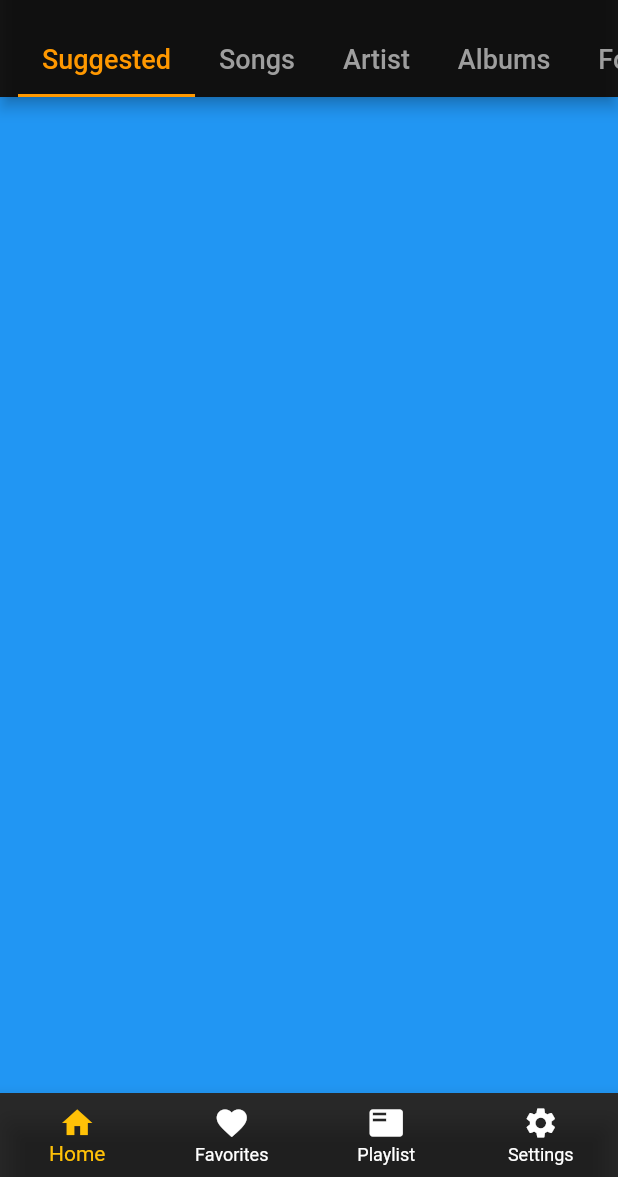
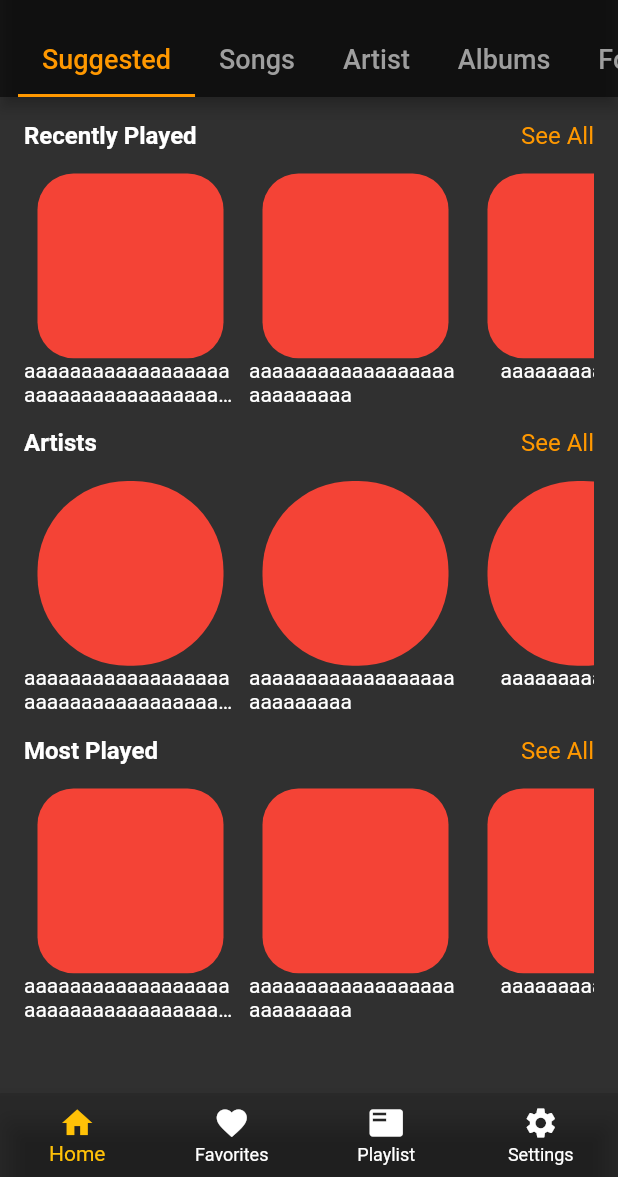
Before and after one commit to mysCod3r/music_app, a Flutter app: the screen it shows after launch, on a phone screen of 412 x 824 dp, the part 59-1236 px from its top. Run offline on Flutter 3.47's test engine with Material 2 defaults, Android fonts, the phone set to English and light mode, and no system bars.

Commit message:
home_suggested layout done

```diff
--- a/lib/main.dart
+++ b/lib/main.dart
@@ -8,10 +8,10 @@ void main() {
 class MyApp extends StatelessWidget {
   const MyApp({Key? key}) : super(key: key);
 
-  // This widget is the root of your application.
   @override
   Widget build(BuildContext context) {
     return MaterialApp(
+      debugShowCheckedModeBanner: false,
       title: 'Music App',
       theme: ThemeData.dark().copyWith(
         bottomNavigationBarTheme: BottomNavigationBarThemeData(
--- a/lib/screens/home_suggested.dart
+++ b/lib/screens/home_suggested.dart
@@ -10,8 +10,150 @@ class HomeSuggested extends StatefulWidget {
 class _HomeSuggestedState extends State<HomeSuggested> {
   @override
   Widget build(BuildContext context) {
-    return Container(
-      color: Colors.blue,
+    return SingleChildScrollView(
+      child: Padding(
+        padding: const EdgeInsets.symmetric(horizontal: 16.0, vertical: 8.0),
+        child: Column(
+          children: [
+            Components(
+              text: "Recently Played",
+              borderRadius: BorderRadius.circular(24),
+            ),
+            Components(
+              text: "Artists",
+              borderRadius: BorderRadius.circular(60),
+            ),
+            Components(
+              text: "Most Played",
+              borderRadius: BorderRadius.circular(24),
+            ),
+          ],
+        ),
+      ),
     );
   }
 }
+
+class Components extends StatelessWidget {
+  const Components({
+    Key? key,
+    required this.text,
+    required this.borderRadius,
+  }) : super(key: key);
+  final String text;
+  final BorderRadius borderRadius;
+
+  @override
+  Widget build(BuildContext context) {
+    return Padding(
+      padding: const EdgeInsets.symmetric(vertical: 8.0),
+      child: Column(
+        children: [
+          ComponentText(text: text),
+          ComponentItems(borderRadius: borderRadius),
+        ],
+      ),
+    );
+  }
+}
+
+class ComponentItems extends StatelessWidget {
+  ComponentItems({
+    Key? key,
+    required this.borderRadius,
+  }) : super(key: key);
+
+  final BorderRadius borderRadius;
+  final a = [
+    "aaaaaaaaaaaaaaaaaaaaaaaaaaaaaaaaaaaaaaaaaaaaaaaa",
+    "aaaaaaaaaaaaaaaaaaaaaaaaaaa",
+    "aaaaaaaaaaaaaa",
+    "aaaaaaaaaaaa",
+    "aaaaaaaaaaaaaaaa"
+  ];
+
+  @override
+  Widget build(BuildContext context) {
+    return SizedBox(
+      height: 170,
+      child: ListView.builder(
+        scrollDirection: Axis.horizontal,
+        itemCount: 5,
+        itemBuilder: (context, index) {
+          return Container(
+            width: 150,
+            padding: const EdgeInsets.only(
+              right: 8.0,
+              top: 16.0,
+            ),
+            child: Column(
+              children: [
+                Expanded(
+                  flex: 8,
+                  child: Container(
+                    width: 124,
+                    decoration: BoxDecoration(
+                      borderRadius: borderRadius,
+                      color: Colors.red,
+                    ),
+                  ),
+                ),
+                Expanded(
+                  flex: 2,
+                  child: Text(
+                    a[index],
+                    overflow: TextOverflow.ellipsis,
+                    maxLines: 2,
+                  ),
+                ),
+              ],
+            ),
+          );
+        },
+      ),
+    );
+  }
+}
+
+class ComponentText extends StatelessWidget {
+  const ComponentText({
+    Key? key,
+    required this.text,
+  }) : super(key: key);
+  final String text;
+
+  @override
+  Widget build(BuildContext context) {
+    return Row(
+      mainAxisAlignment: MainAxisAlignment.spaceBetween,
+      children: [
+        Text(
+          text,
+          style: const TextStyle(fontSize: 16, fontWeight: FontWeight.bold),
+        ),
+        SeeAll(
+          onTap: () {},
+        ),
+      ],
+    );
+  }
+}
+
+class SeeAll extends StatelessWidget {
+  const SeeAll({
+    Key? key,
+    required this.onTap,
+  }) : super(key: key);
+  final VoidCallback onTap;
+
+  @override
+  Widget build(BuildContext context) {
+    return InkWell(
+      onTap: onTap,
+      child: const Text(
+        "See All",
+        style: TextStyle(fontSize: 16, color: Colors.orange),
+      ),
+    );
+  }
+}
```
